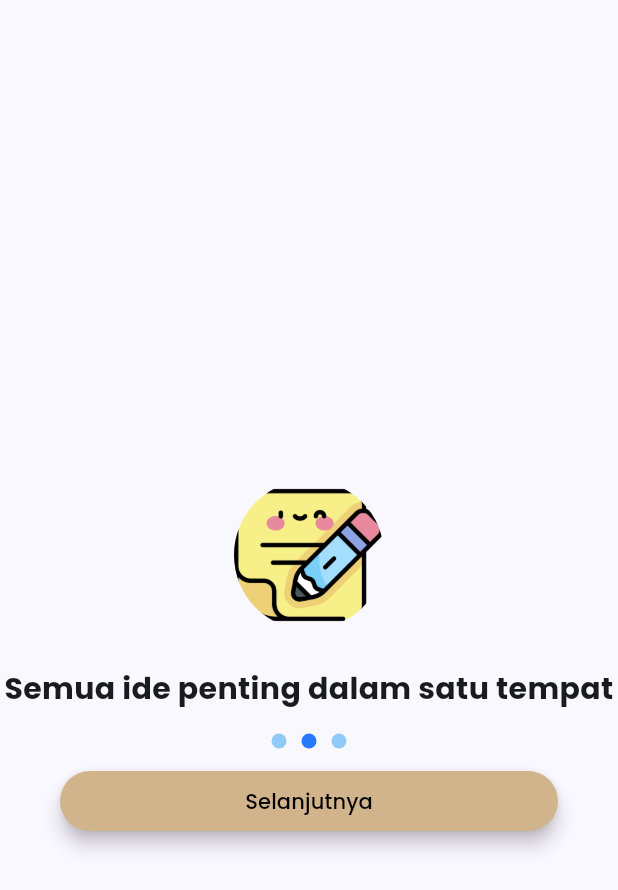
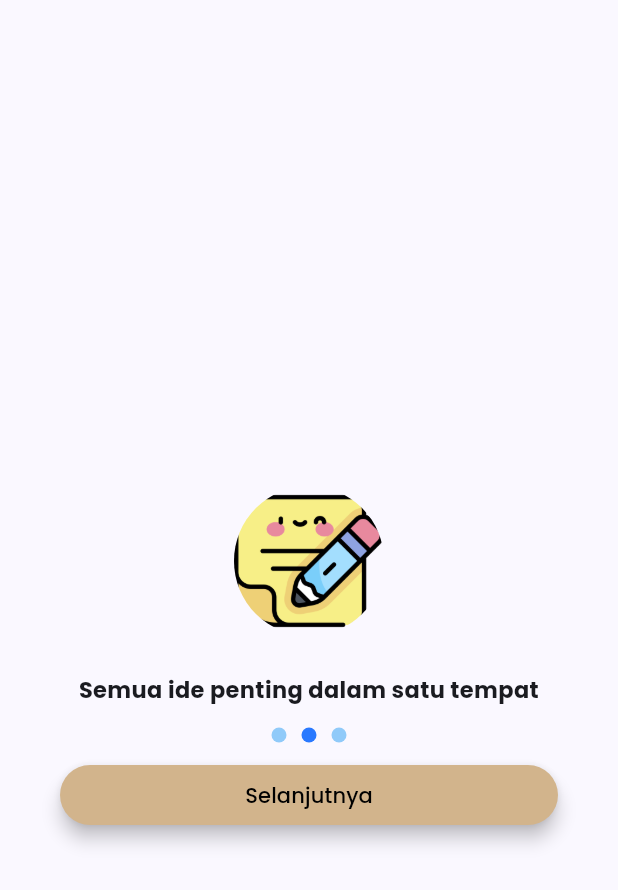
Before and after one commit to AbdillahFajar/funtastic_4, a Flutter app: the screen it shows after launch, after a tap on "Selanjutnya", on a phone screen of 412 x 824 dp. Shown: the top 890 px of the screen. Run offline on Flutter 3.47's test engine with Material 3 defaults, Android fonts, the phone set to English and light mode, and no system bars; our stand-ins replace cloud_firestore, firebase_auth, firebase_core, firebase_messaging, flutter_local_notifications, image_picker and 3 more; accounts and stored records are empty.

Commit message:
perbaiki bug splash screen

```diff
--- a/lib/screens/splash_screen_2.dart
+++ b/lib/screens/splash_screen_2.dart
@@ -28,7 +28,7 @@ class SplashScreen2 extends StatelessWidget {
             SizedBox(height: 25),
             Text(
               "Catatan kecil, manfaat besar",
-              style: TextStyle(fontSize: 20, fontWeight: FontWeight.bold),
+              style: TextStyle(fontSize: 15, fontWeight: FontWeight.bold),
               textAlign: TextAlign.center,
             ),
             SizedBox(height: 15),
@@ -77,7 +77,7 @@ class SplashScreen2 extends StatelessWidget {
                 width: double.infinity,
                 child: ElevatedButton(
                   onPressed: () {
-                    Navigator.push(
+                    Navigator.pushReplacement(
                       context,
                       MaterialPageRoute(
                         builder: (context) => const SplashScreen3(),
--- a/lib/screens/splash_screen_3.dart
+++ b/lib/screens/splash_screen_3.dart
@@ -28,7 +28,7 @@ class SplashScreen3 extends StatelessWidget {
             Text(
               "Semua ide penting dalam satu tempat",
               style: TextStyle(
-                fontSize: 20,
+                fontSize: 15,
                 fontWeight: FontWeight.bold,
               ),
               textAlign: TextAlign.center,
@@ -80,7 +80,7 @@ class SplashScreen3 extends StatelessWidget {
                 height: 40,
                 child: ElevatedButton(
                   onPressed: () {
-                    Navigator.push(
+                    Navigator.pushReplacement(
                       context,
                       MaterialPageRoute(builder: (context) => SplashScreen()),
                     );
```
Also changed, not shown: 2 other files.
